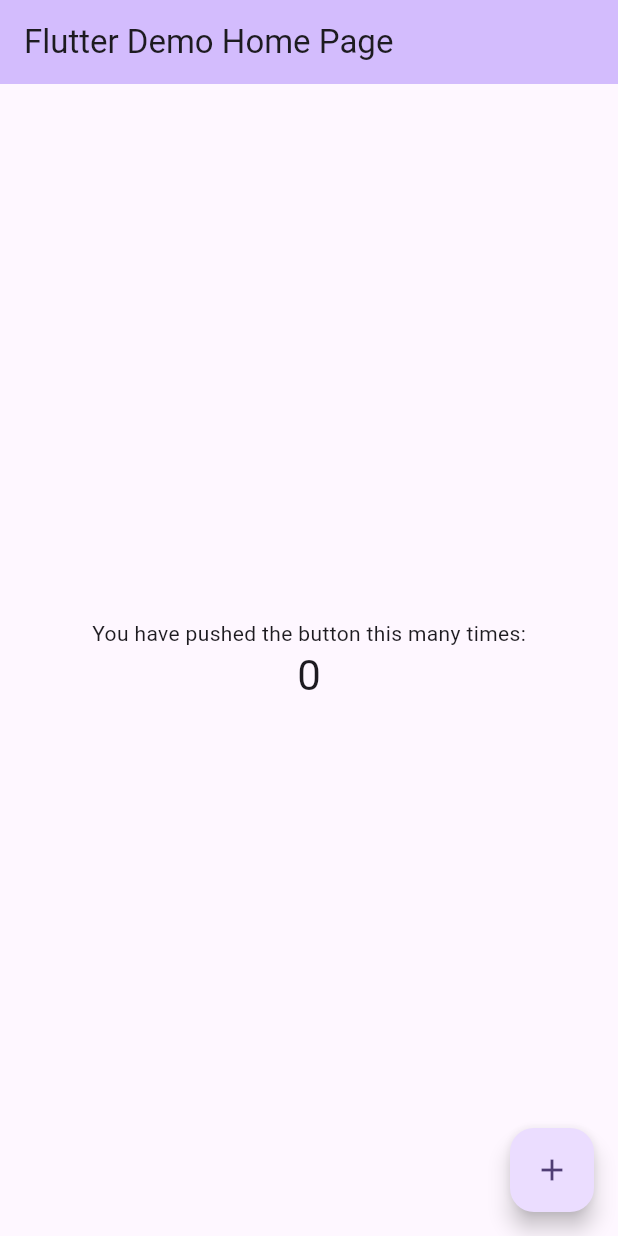
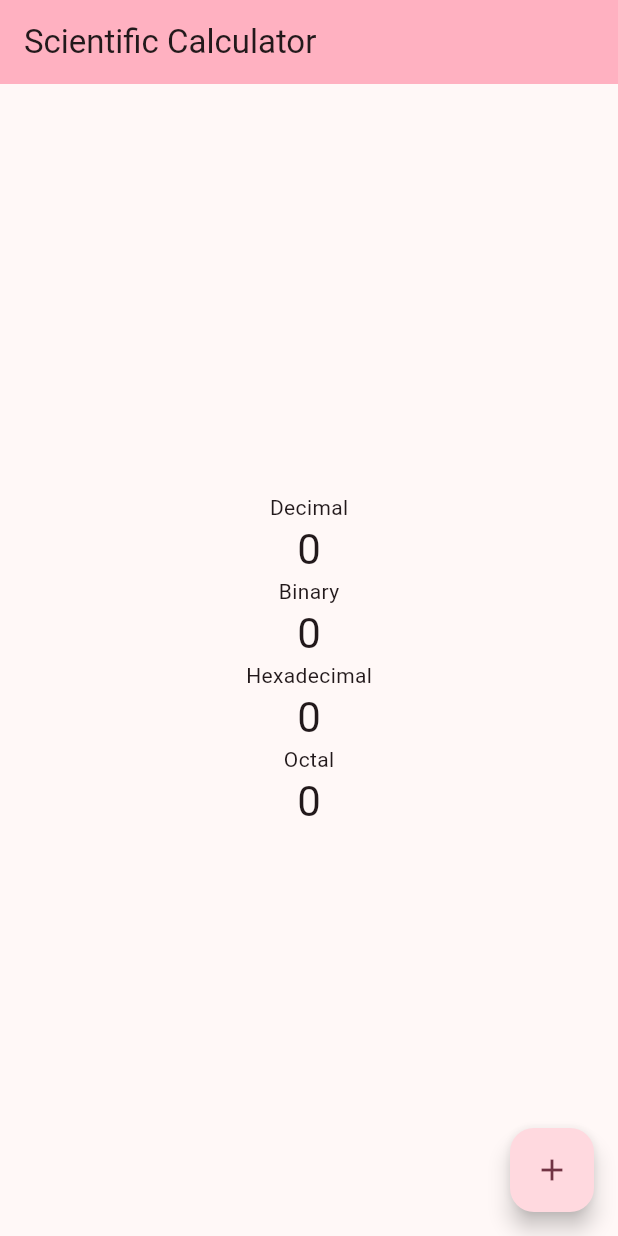
Before and after one commit to JumpSneak/flutterworkshop, a Flutter app: the screen it shows after launch, on a phone screen of 412 x 824 dp. Run offline on Flutter 3.47's test engine with Material 2 defaults, Android fonts, the phone set to English and light mode, and no system bars.

Commit message:
feat(main): Add counters for bin, hex, octal

```diff
--- a/lib/main.dart
+++ b/lib/main.dart
@@ -12,41 +12,18 @@ class MyApp extends StatelessWidget {
   Widget build(BuildContext context) {
     return MaterialApp(
       title: 'Flutter Demo',
+      debugShowCheckedModeBanner: false,
       theme: ThemeData(
-        // This is the theme of your application.
-        //
-        // TRY THIS: Try running your application with "flutter run". You'll see
-        // the application has a blue toolbar. Then, without quitting the app,
-        // try changing the seedColor in the colorScheme below to Colors.green
-        // and then invoke "hot reload" (save your changes or press the "hot
-        // reload" button in a Flutter-supported IDE, or press "r" if you used
-        // the command line to start the app).
-        //
-        // Notice that the counter didn't reset back to zero; the application
-        // state is not lost during the reload. To reset the state, use hot
-        // restart instead.
-        //
-        // This works for code too, not just values: Most code changes can be
-        // tested with just a hot reload.
-        colorScheme: ColorScheme.fromSeed(seedColor: Colors.deepPurple),
+        colorScheme: ColorScheme.fromSeed(seedColor: Colors.pinkAccent),
         useMaterial3: true,
       ),
-      home: const MyHomePage(title: 'Flutter Demo Home Page'),
+      home: const MyHomePage(title: 'Scientific Calculator'),
     );
   }
 }
 
 class MyHomePage extends StatefulWidget {
   const MyHomePage({super.key, required this.title});
-
-  // This widget is the home page of your application. It is stateful, meaning
-  // that it has a State object (defined below) that contains fields that affect
-  // how it looks.
-
-  // This class is the configuration for the state. It holds the values (in this
-  // case the title) provided by the parent (in this case the App widget) and
-  // used by the build method of the State. Fields in a Widget subclass are
-  // always marked "final".
 
   final String title;
 
@@ -56,60 +33,52 @@ class MyHomePage extends StatefulWidget {
 
 class _MyHomePageState extends State<MyHomePage> {
   int _counter = 0;
+  String t = "0";
 
   void _incrementCounter() {
     setState(() {
-      // This call to setState tells the Flutter framework that something has
-      // changed in this State, which causes it to rerun the build method below
-      // so that the display can reflect the updated values. If we changed
-      // _counter without calling setState(), then the build method would not be
-      // called again, and so nothing would appear to happen.
       _counter++;
+
     });
   }
 
   @override
   Widget build(BuildContext context) {
-    // This method is rerun every time setState is called, for instance as done
-    // by the _incrementCounter method above.
-    //
-    // The Flutter framework has been optimized to make rerunning build methods
-    // fast, so that you can just rebuild anything that needs updating rather
-    // than having to individually change instances of widgets.
     return Scaffold(
       appBar: AppBar(
-        // TRY THIS: Try changing the color here to a specific color (to
-        // Colors.amber, perhaps?) and trigger a hot reload to see the AppBar
-        // change color while the other colors stay the same.
         backgroundColor: Theme.of(context).colorScheme.inversePrimary,
-        // Here we take the value from the MyHomePage object that was created by
-        // the App.build method, and use it to set our appbar title.
         title: Text(widget.title),
       ),
       body: Center(
-        // Center is a layout widget. It takes a single child and positions it
-        // in the middle of the parent.
         child: Column(
-          // Column is also a layout widget. It takes a list of children and
-          // arranges them vertically. By default, it sizes itself to fit its
-          // children horizontally, and tries to be as tall as its parent.
-          //
-          // Column has various properties to control how it sizes itself and
-          // how it positions its children. Here we use mainAxisAlignment to
-          // center the children vertically; the main axis here is the vertical
-          // axis because Columns are vertical (the cross axis would be
-          // horizontal).
-          //
-          // TRY THIS: Invoke "debug painting" (choose the "Toggle Debug Paint"
-          // action in the IDE, or press "p" in the console), to see the
-          // wireframe for each widget.
           mainAxisAlignment: MainAxisAlignment.center,
           children: <Widget>[
             const Text(
-              'You have pushed the button this many times:',
+              'Decimal',
             ),
             Text(
               '$_counter',
+              style: Theme.of(context).textTheme.headlineMedium,
+            ),
+            const Text(
+              'Binary',
+            ),
+            Text(
+                _counter.toRadixString(2),
+              style: Theme.of(context).textTheme.headlineMedium,
+            ),
+            const Text(
+              'Hexadecimal',
+            ),
+            Text(
+                _counter.toRadixString(16).toUpperCase(),
+              style: Theme.of(context).textTheme.headlineMedium,
+            ),
+            const Text(
+              'Octal',
+            ),
+            Text(
+                _counter.toRadixString(8).toUpperCase(),
               style: Theme.of(context).textTheme.headlineMedium,
             ),
           ],
```
